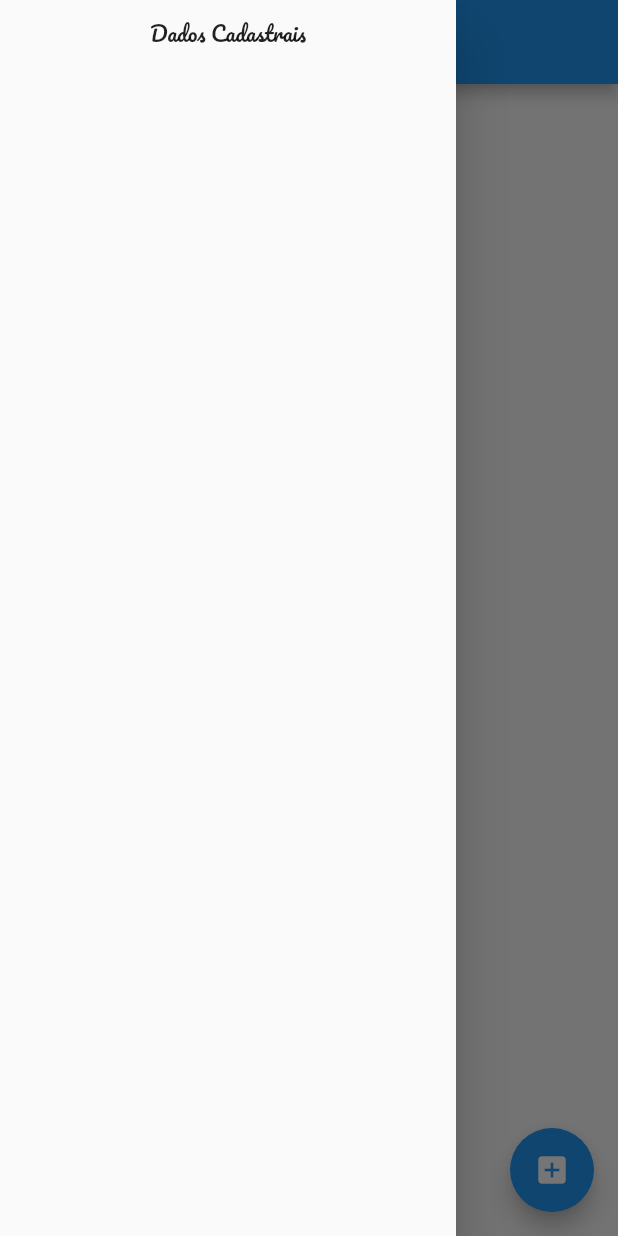
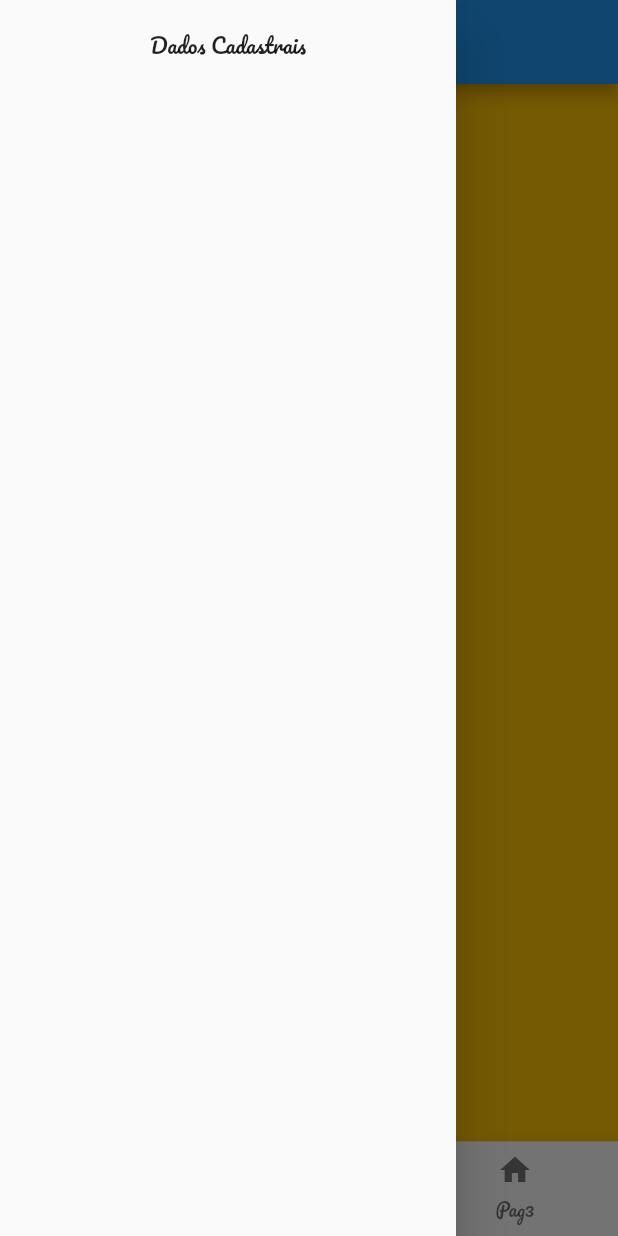
Before and after one commit to Maycon-crz/Bootcamp_Formacao-Flutter-Specialist_DIO, a Flutter app: the MainPage screen opened directly, with the side drawer open, on a phone screen of 412 x 824 dp. Run offline on Flutter 3.47's test engine with Material 2 defaults, Android fonts, the phone set to English and light mode, and no system bars; our stand-ins replace google_fonts; network calls fail.

```diff
--- a/modulo2/trilhaapp/lib/pages/main_page.dart
+++ b/modulo2/trilhaapp/lib/pages/main_page.dart
@@ -1,4 +1,8 @@
 import 'package:flutter/material.dart';
+import 'package:trilhaapp/pages/dados_cadastrais.dart';
+import 'package:trilhaapp/pages/pagina1.dart';
+import 'package:trilhaapp/pages/pagina2.dart';
+import 'package:trilhaapp/pages/pagina3.dart';
 import 'package:trilhaapp/services/gerador_numero_aleatorio_service.dart';
 
 class MainPage extends StatefulWidget {
@@ -11,6 +15,8 @@ class MainPage extends StatefulWidget {
 class _MainPageState extends State<MainPage> {
   int numeroGerado = 0;
   int quantidadesDeCliques = 0;
+  int posicaoPagina = 0;
+  PageController controller = PageController(initialPage: 0);
 
   @override
   Widget build(BuildContext context) {
@@ -22,23 +28,66 @@ class _MainPageState extends State<MainPage> {
           title: const Text("Meu App"),
         ),
         drawer: Drawer(
+          child: Padding(
+            padding: const EdgeInsets.all(8.0),
             child: Column(
-          children: const [
-            SizedBox(height: 10),
-            Text("Dados Cadastrais"),
-            SizedBox(height: 10),
+              children: [
+                const SizedBox(height: 10),
+                InkWell(
+                  child: const Text("Dados Cadastrais"),
+                  onTap: () {
+                    Navigator.pop(context);
+                    Navigator.push(
+                      context,
+                      MaterialPageRoute(
+                        builder: (context) =>
+                            const DadosCadastrais(texto: "Dados", data: []),
+                      ),
+                    );
+                  },
+                ),
+                const SizedBox(height: 10),
               ],
             ),
           ),
-      floatingActionButton: FloatingActionButton(
-        onPressed: () {
+        ),
+        body: Column(
+          children: [
+            Expanded(
+              child: PageView(
+                controller: controller,
+                onPageChanged: (value) {
                   setState(() {
-            numeroGerado = GeradorNumeroAleatorioService.gerarNumeroAleatorio();
-            quantidadesDeCliques = quantidadesDeCliques + 1;
+                    posicaoPagina = value;
                   });
                 },
-        child: const Icon(Icons.add_box),
+                children: const [
+                  Pagina1(),
+                  Pagina2(),
+                  Pagina3(),
+                ],
               ),
-    );
+            ),
+            BottomNavigationBar(
+                onTap: (value) {
+                  controller.jumpToPage(value);
+                },
+                currentIndex: posicaoPagina,
+                items: const [
+                  BottomNavigationBarItem(
+                    label: "Pag1",
+                    icon: Icon(Icons.home),
+                  ),
+                  BottomNavigationBarItem(
+                    label: "Pag2",
+                    icon: Icon(Icons.home),
+                  ),
+                  BottomNavigationBarItem(
+                    label: "Pag3",
+                    icon: Icon(Icons.home),
+                  ),
+                ])
+          ],
+        ));
   }
 }
--- /dev/null
+++ b/modulo2/trilhaapp/lib/pages/pagina1.dart
@@ -0,0 +1,17 @@
+import 'package:flutter/material.dart';
+
+class Pagina1 extends StatefulWidget {
+  const Pagina1({super.key});
+
+  @override
+  State<Pagina1> createState() => _Pagina1State();
+}
+
+class _Pagina1State extends State<Pagina1> {
+  @override
+  Widget build(BuildContext context) {
+    return Scaffold(
+      body: Container(color: Colors.amber),
+    );
+  }
+}
```
Also changed, not shown: modulo2/trilhaapp/lib/pages/dados_cadastrais.dart (added, +18 -0 lines), modulo2/trilhaapp/lib/pages/pagina2.dart (added, +17 -0 lines), modulo2/trilhaapp/lib/pages/pagina3.dart (added, +17 -0 lines), 1 other file. Lines whose indentation alone changed are shown as unchanged.
